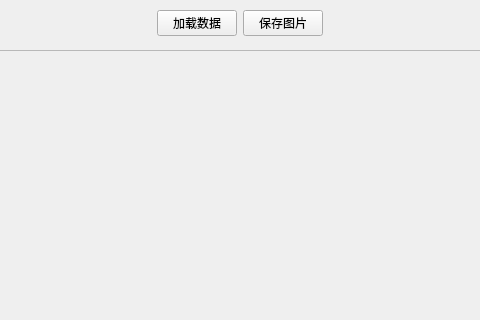
Above: charttool/mainwindow.ui from kinglon/stocktool before the change; both pictures show x 91 to 571 and y 0 to 320 of the 660 by 465 pixel window. Below: the same form after it.
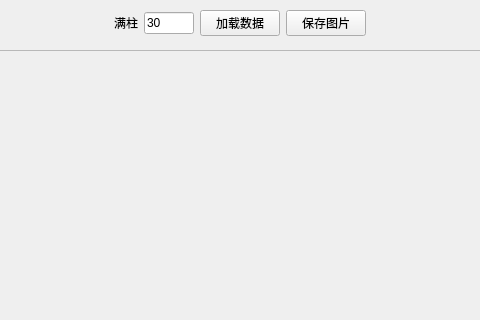
That is the form after the change.

```diff
--- a/charttool/mainwindow.ui
+++ b/charttool/mainwindow.ui
@@ -66,6 +66,26 @@
        </property>
       </spacer>
      </item>
+     <item>
+      <widget class="QLabel" name="label">
+       <property name="text">
+        <string>满柱</string>
+       </property>
+      </widget>
+     </item>
+     <item>
+      <widget class="QLineEdit" name="maxCountEdit">
+       <property name="maximumSize">
+        <size>
+         <width>50</width>
+         <height>16777215</height>
+        </size>
+       </property>
+       <property name="text">
+        <string>30</string>
+       </property>
+      </widget>
+     </item>
      <item>
       <widget class="QPushButton" name="loadDataButton">
        <property name="text">
```
